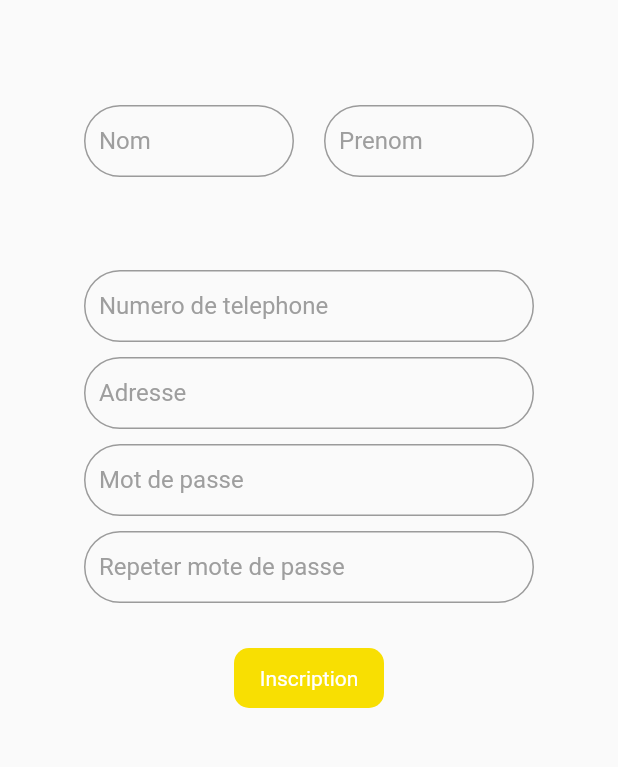
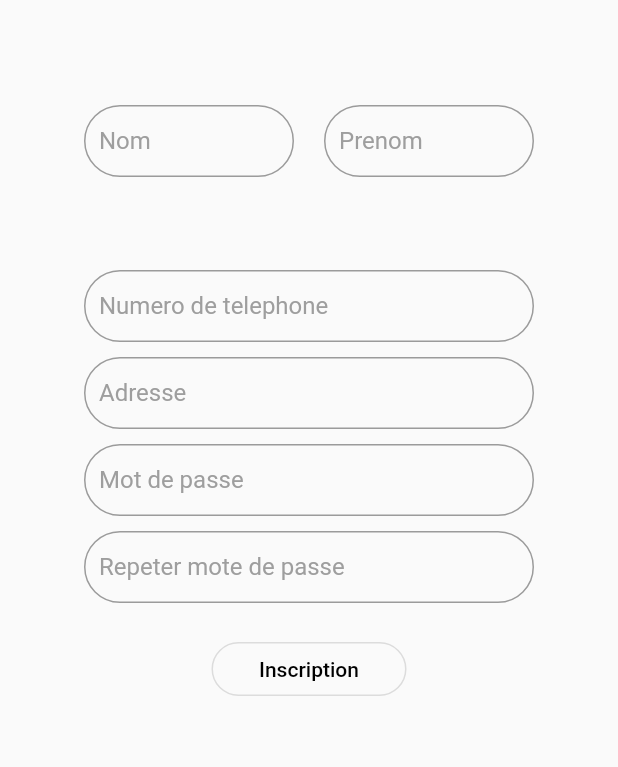
Before and after one commit to fayssalmechmeche/Projet-Work-r, a Flutter app: the RegisterPage screen opened by its route, on a phone screen of 412 x 824 dp, the part 309-1076 px from its top. Run offline on Flutter 3.47's test engine with Material 2 defaults, Android fonts, the phone set to English and light mode, and no system bars; our stand-ins replace google_nav_bar; network calls fail.

Commit message:
Fix Route

```diff
--- a/lib/main.dart
+++ b/lib/main.dart
@@ -1,7 +1,6 @@
 import 'package:flutter/material.dart';
 import 'package:my_app/view/Profile/editprofile.dart';
 import 'package:my_app/view/LunchPage/firstpage.dart';
-import 'package:my_app/view/Home/homepage.dart';
 import 'package:my_app/view/Login/login.dart';
 import 'package:my_app/view/Navigation/NavigationPage.dart';
 import 'package:my_app/view/Register/registerartisant.dart';
--- a/lib/view/Navigation/navigationpage.dart
+++ b/lib/view/Navigation/navigationpage.dart
@@ -17,8 +17,8 @@ class _NavigationPageState extends State<NavigationPage> {
   static final List<Widget> _NavScreens = <Widget> [
     Chat(),
     Map(),
-    homepage(title: "home"),
-    workfollow(),
+    HomePage(title: "home"),
+    WorkFollow(),
     Profile(title: "profile"),
 
 
--- a/lib/view/Register/register.dart
+++ b/lib/view/Register/register.dart
@@ -1,4 +1,6 @@
 import 'package:flutter/material.dart';
+import 'package:my_app/view/Home/homepage.dart';
+import 'package:my_app/view/Navigation/navigationpage.dart';
 
 class RegisterPage extends StatefulWidget {
   const RegisterPage({Key? key, required String title}) : super(key: key);
@@ -30,7 +32,6 @@ class _RegisterPageState extends State<RegisterPage> {
                   child: Image.asset("assets/logo.png"),
                 ),
                 Row(
-
                   children: [
                     Container(
                       padding: const EdgeInsets.only(top: 70, right: 10),
@@ -55,8 +56,7 @@ class _RegisterPageState extends State<RegisterPage> {
                       ),
                     ),
                     Container(
-                      padding: const EdgeInsets.only(top: 70,left: 10),
-
+                      padding: const EdgeInsets.only(top: 70, left: 10),
                       width: 150,
                       height: 150,
                       child: TextFormField(
@@ -158,34 +158,20 @@ class _RegisterPageState extends State<RegisterPage> {
                       ),
                     ),
                     Container(
-
-                      width: 100,
-                      height: 70,
-                      decoration: ShapeDecoration(
-                        shape: RoundedRectangleBorder(),
-                        color: Colors.transparent,
+                      padding: const EdgeInsets.only(top: 20),
+                      width: 130,
+                      child: OutlinedButton(
+                        onPressed: () {
+                          Navigator.of(context).pushNamed(NavigationPage.tag);
+                        },
+                        style: OutlinedButton.styleFrom(
+                          shape: const StadiumBorder(),
+                          foregroundColor: Colors.yellow,
+                        ),
+                        child: const Text('Inscription',
+                            style: TextStyle(color: Colors.black)),
                       ),
-                      child: Padding(
-                        padding: EdgeInsets.only(top: 30),
-                        child: DecoratedBox(
-                          child: Center(
-                            child: Text(
-                              'Inscription',
-                              style: TextStyle(
-                                color: Colors.white,
-                              ),
-                              textAlign: TextAlign.center,
-                            ),
-                          ),
-                          decoration: ShapeDecoration(
-                            shape: RoundedRectangleBorder(
-                              borderRadius: BorderRadius.circular(10),
-                            ),
-                            color: Color(0xFFF8DF02)
-                          ),
-                        ),
-                      ),
-                    )
+                    ),
                   ],
                 )
               ],
@@ -195,4 +181,4 @@ class _RegisterPageState extends State<RegisterPage> {
       ),
     );
   }
-}
+} /*  color: Color(0xFFF8DF02) */
```
Also changed, not shown: lib/view/Home/homepage.dart (+6 -4 lines), lib/view/Home/workfollow.dart (+4 -4 lines), lib/view/Register/registerartisant.dart (+15 -29 lines).
